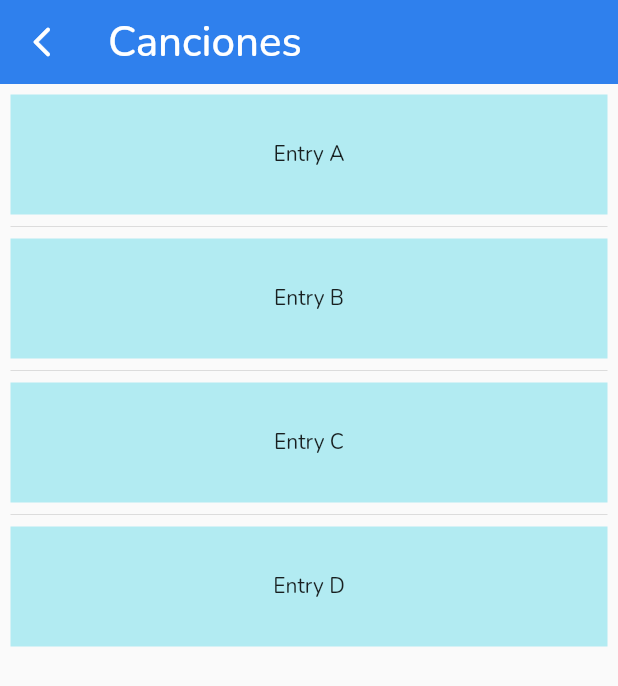
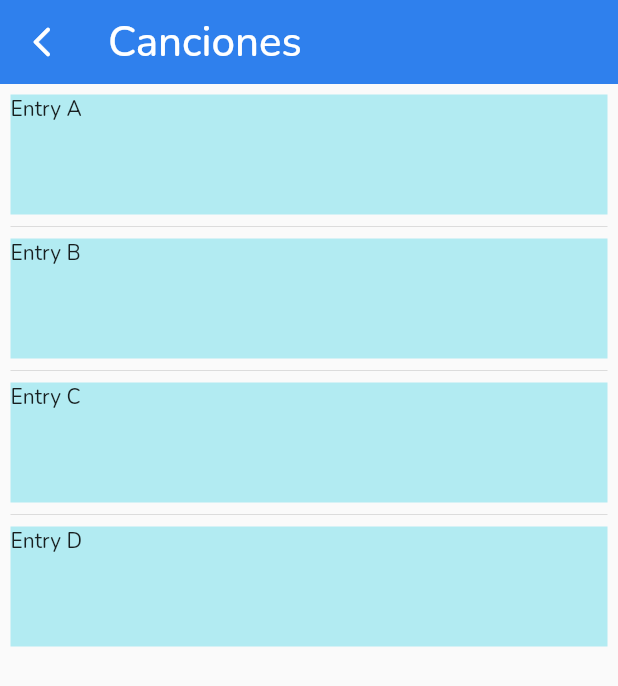
Before and after one commit to luis8elias/lyrics_app, a Flutter app: the screen it shows after launch, on a phone screen of 412 x 824 dp. Shown: the top 686 px of the screen. Run offline on Flutter 3.47's test engine with Material 2 defaults, Android fonts, the phone set to English and light mode, and no system bars; our stand-ins replace bloc, dio, flutter_bloc, flutter_svg, google_fonts, hive and 1 more; accounts and stored records are empty.

Commit message:
commit 3.0

```diff
--- a/lib/main.dart
+++ b/lib/main.dart
@@ -34,9 +34,8 @@ class MyApp extends StatelessWidget {
         ),
       ),
       home: BlocProvider(
-        create: (_) => SplashBloc(configRepository: HiveConfigRepository()),
-        child: const SongList(),
-      ),
+          create: (_) => SplashBloc(configRepository: HiveConfigRepository()),
+          child: const SongList()),
     );
   }
 }
--- a/lib/presentation/lyric/song_list.dart
+++ b/lib/presentation/lyric/song_list.dart
@@ -32,7 +32,7 @@ class SongList extends StatelessWidget {
             height: 80,
             color: Colors.cyan[100],
             //Todo @ aqui entra el texto de los contenedores  de las canciones
-            child: Center(child: Text('Entry ${entries[index]}')),
+            child: Container(child: Text('Entry ${entries[index]}')),
           );
         },
         separatorBuilder: (BuildContext context, int index) => const Divider(),
```
